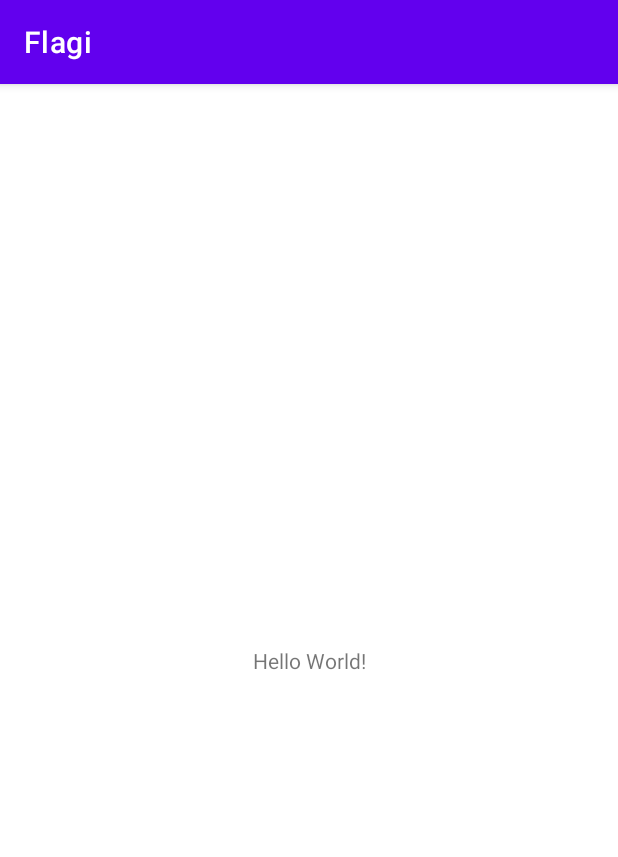
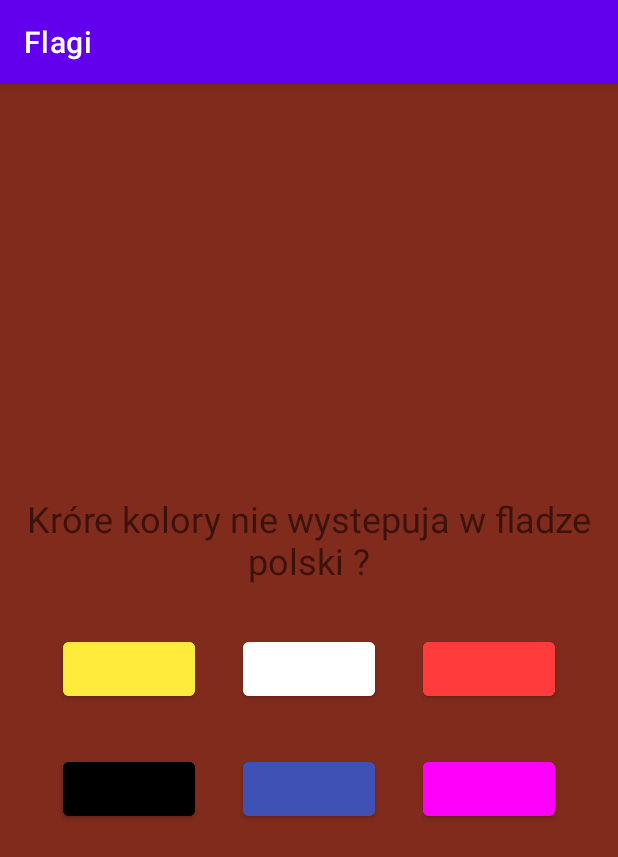
Before and after one commit to Bart-PPG/Flagi_09.10, an Android app: the screen it shows after launch (MainActivity), on a phone screen of 412 x 824 dp. Shown: the top 857 px of the screen. Run offline under Robolectric (Android 15) with nearby library versions, the phone set to English and light mode, and no system bars.

Commit message:
obsluzono pytanie

```diff
--- a/app/build.gradle
+++ b/app/build.gradle
@@ -4,12 +4,12 @@ plugins {
 
 android {
     namespace 'com.example.flagi'
-    compileSdk 32
+    compileSdk 34
 
     defaultConfig {
         applicationId "com.example.flagi"
         minSdk 26
-        targetSdk 32
+        targetSdk 34
         versionCode 1
         versionName "1.0"
 
@@ -30,7 +30,7 @@ android {
 
 dependencies {
 
-    implementation 'androidx.appcompat:appcompat:1.7.0'
+    implementation 'androidx.appcompat:appcompat:1.6.0'
     implementation 'com.google.android.material:material:1.12.0'
     implementation 'androidx.constraintlayout:constraintlayout:2.1.4'
     testImplementation 'junit:junit:4.13.2'
--- a/app/src/main/java/com/example/flagi/MainActivity.java
+++ b/app/src/main/java/com/example/flagi/MainActivity.java
@@ -3,12 +3,32 @@ package com.example.flagi;
 import androidx.appcompat.app.AppCompatActivity;
 
 import android.os.Bundle;
+import android.view.View;
+import android.widget.Button;
+import android.widget.TextView;
+import android.widget.Toast;
 
 public class MainActivity extends AppCompatActivity {
-
+private int licznik = 0;
+private TextView textView;
+private int pomylki = 0;
     @Override
     protected void onCreate(Bundle savedInstanceState) {
         super.onCreate(savedInstanceState);
         setContentView(R.layout.activity_main);
+        textView = findViewById(R.id.textView);
+    }
+
+    public void ZlaOdpowiedz(View view) {
+        Toast.makeText(this, "Ten kolor jest w fladze polski", Toast.LENGTH_SHORT).show();
+        pomylki++;
+    }
+
+    public void DobraOdpowiedz(View view) {
+        view.setVisibility(View.INVISIBLE);
+        licznik++;
+        if(licznik == 4){
+            textView.setText("To jest flaga polski \n Pomyłki = " + pomylki);
+        }
     }
 }
--- a/app/src/main/res/layout/activity_main.xml
+++ b/app/src/main/res/layout/activity_main.xml
@@ -1,18 +1,88 @@
 <?xml version="1.0" encoding="utf-8"?>
-<androidx.constraintlayout.widget.ConstraintLayout xmlns:android="http://schemas.android.com/apk/res/android"
+<LinearLayout xmlns:android="http://schemas.android.com/apk/res/android"
     xmlns:app="http://schemas.android.com/apk/res-auto"
     xmlns:tools="http://schemas.android.com/tools"
     android:layout_width="match_parent"
     android:layout_height="match_parent"
+    android:orientation="vertical"
+    android:gravity="center"
+    android:background="#802B1C"
     tools:context=".MainActivity">
 
     <TextView
+        android:id="@+id/textView"
         android:layout_width="wrap_content"
         android:layout_height="wrap_content"
-        android:text="Hello World!"
-        app:layout_constraintBottom_toBottomOf="parent"
-        app:layout_constraintEnd_toEndOf="parent"
-        app:layout_constraintStart_toStartOf="parent"
-        app:layout_constraintTop_toTopOf="parent" />
+        android:textSize="24sp"
+        android:layout_margin="16dp"
+        android:text="Króre kolory nie wystepuja w fladze polski ?"
+        android:textAlignment="center"
+        />
 
-</androidx.constraintlayout.widget.ConstraintLayout>
+    <LinearLayout
+        android:layout_width="wrap_content"
+        android:layout_height="wrap_content"
+        android:orientation="horizontal">
+
+        <Button
+            android:id="@+id/button3"
+            android:layout_width="wrap_content"
+            android:layout_height="wrap_content"
+            android:backgroundTint="#FFEB3B"
+            android:layout_margin="16dp"
+            android:onClick="DobraOdpowiedz"
+            />
+
+        <Button
+            android:id="@+id/button2"
+            android:layout_width="wrap_content"
+            android:layout_height="wrap_content"
+            android:backgroundTint="#FFFFFF"
+            android:onClick="ZlaOdpowiedz"
+            android:layout_margin="16dp"
+            />
+
+        <Button
+            android:id="@+id/button"
+            android:layout_width="wrap_content"
+            android:layout_height="wrap_content"
+            android:backgroundTint="#FF3B3B"
+            android:layout_margin="16dp"
+            android:onClick="ZlaOdpowiedz"
+            />
+    </LinearLayout>
+
+    <LinearLayout
+        android:layout_width="wrap_content"
+        android:layout_height="wrap_content"
+        android:orientation="horizontal">
+
+        <Button
+            android:id="@+id/button4"
+            android:layout_width="wrap_content"
+            android:layout_height="wrap_content"
+            android:backgroundTint="#000000"
+            android:layout_margin="16dp"
+            android:onClick="DobraOdpowiedz"
+/>
+
+        <Button
+            android:id="@+id/button5"
+            android:layout_width="wrap_content"
+            android:layout_height="wrap_content"
+            android:backgroundTint="#3F51B5"
+            android:layout_margin="16dp"
+            android:onClick="DobraOdpowiedz"
+/>
+        <Button
+            android:id="@+id/button6"
+            android:layout_width="wrap_content"
+            android:layout_height="wrap_content"
+            android:backgroundTint="#FF00FB"
+            android:layout_margin="16dp"
+            android:onClick="DobraOdpowiedz"
+
+/>
+    </LinearLayout>
+
+</LinearLayout>
```
